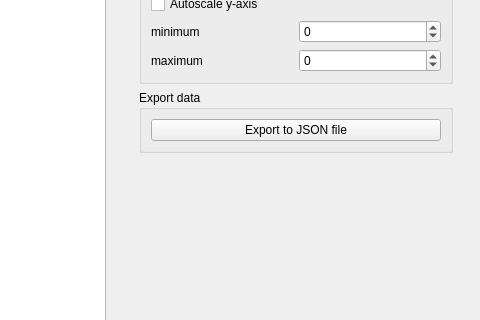
This is linien/client/ui/main_window.ui in linien-org/linien as Qt 5 draws it before an edit; both pictures show x 651 to 1131 and y 258 to 578 of the 1131 by 768 pixel window. The edited form follows.
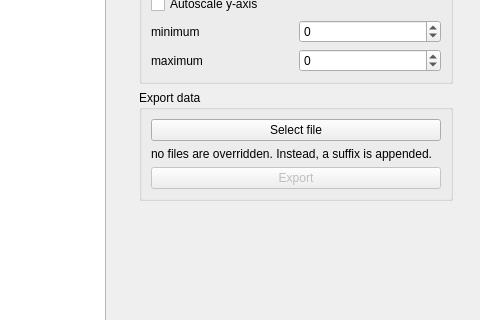
This is the edited form. The open tabs and pages were chosen to show the change. Custom widgets are drawn as their Qt base class.

Commit message: implement data export

The edit to the form file:
```diff
--- a/linien/client/ui/main_window.ui
+++ b/linien/client/ui/main_window.ui
@@ -788,7 +788,7 @@
         </widget>
        </item>
        <item>
-        <widget class="ViewPanel" name="settings_toolbox">
+        <widget class="QToolBox" name="settings_toolbox">
          <property name="sizePolicy">
           <sizepolicy hsizetype="Expanding" vsizetype="Expanding">
            <horstretch>0</horstretch>
@@ -802,7 +802,7 @@
           </size>
          </property>
          <property name="currentIndex">
-          <number>0</number>
+          <number>4</number>
          </property>
          <widget class="GeneralPanel" name="page_2">
           <property name="geometry">
@@ -1542,7 +1542,7 @@
            </item>
           </layout>
          </widget>
-         <widget class="QWidget" name="page">
+         <widget class="ViewPanel" name="page">
           <property name="geometry">
            <rect>
             <x>0</x>
@@ -1644,9 +1644,29 @@
              </property>
              <layout class="QVBoxLayout" name="verticalLayout_18">
               <item>
-               <widget class="QPushButton" name="pushButton">
+               <widget class="QPushButton" name="export_select_file">
                 <property name="text">
-                 <string>Export to JSON file</string>
+                 <string>Select file</string>
+                </property>
+               </widget>
+              </item>
+              <item>
+               <widget class="QLabel" name="label_10">
+                <property name="text">
+                 <string>no files are overridden. Instead, a suffix is appended.</string>
+                </property>
+                <property name="wordWrap">
+                 <bool>true</bool>
+                </property>
+               </widget>
+              </item>
+              <item>
+               <widget class="QPushButton" name="export_data">
+                <property name="enabled">
+                 <bool>false</bool>
+                </property>
+                <property name="text">
+                 <string>Export</string>
                 </property>
                </widget>
               </item>
@@ -1757,7 +1777,7 @@
   </customwidget>
   <customwidget>
    <class>ViewPanel</class>
-   <extends>QToolBox</extends>
+   <extends>QWidget</extends>
    <header location="global">view_panel.h</header>
    <container>1</container>
   </customwidget>
```
The commit also changes 1 other file.
